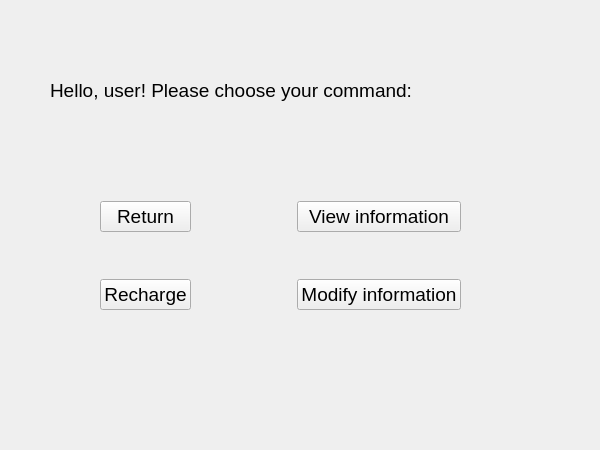
First picture: the form in project1-qt/userinfowidget.ui, repository cjh-0806/NJU-advanced-programming-project1-qt, before the edit.
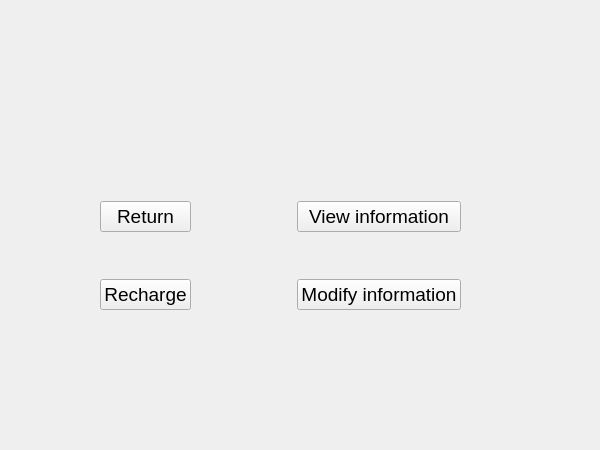
Second picture: the form after the edit.

The edit to the form file:
```diff
--- a/project1-qt/userinfowidget.ui
+++ b/project1-qt/userinfowidget.ui
@@ -40,7 +40,7 @@
     </font>
    </property>
    <property name="text">
-    <string>Hello, user! Please choose your command:</string>
+    <string/>
    </property>
   </widget>
   <widget class="QWidget" name="layoutWidget">
```
